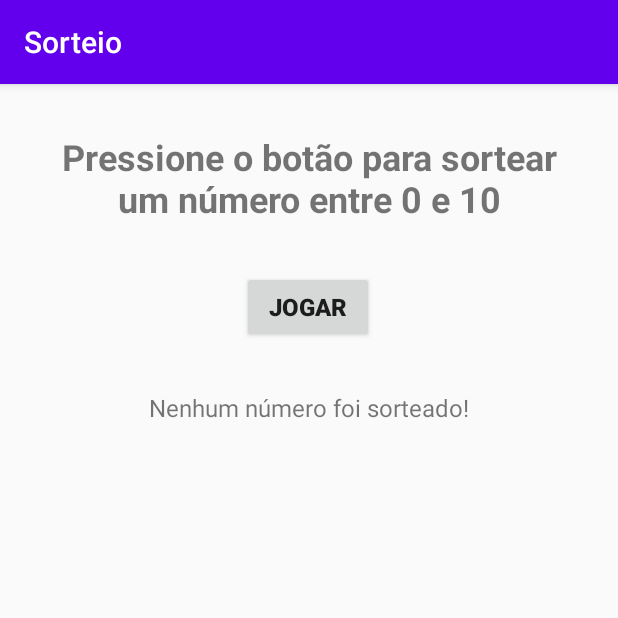
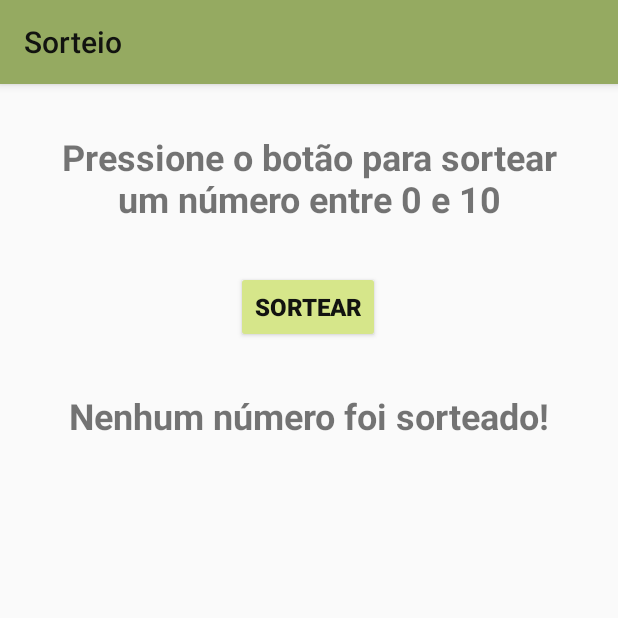
Before and after one commit to FrancielyCalcada/Udemy-Desenvolvimento-Android, an Android app: the screen it shows after launch (MainActivity), on a phone screen of 412 x 824 dp, the top half of it. Run offline under Robolectric (Android 15) with nearby library versions, the light colour scheme and no system bars.

Commit message:
configuracao de orientacao de tela | alteracoes de icone, cores e temas

```diff
--- a/Sorteio/app/src/main/AndroidManifest.xml
+++ b/Sorteio/app/src/main/AndroidManifest.xml
@@ -6,14 +6,16 @@
         android:allowBackup="true"
         android:dataExtractionRules="@xml/data_extraction_rules"
         android:fullBackupContent="@xml/backup_rules"
-        android:icon="@mipmap/ic_launcher"
+        android:icon="@drawable/ic_trevo"
         android:label="@string/app_name"
-        android:roundIcon="@mipmap/ic_launcher_round"
+        android:roundIcon="@drawable/ic_trevo"
         android:supportsRtl="true"
         android:theme="@style/Theme.Sorteio"
         tools:targetApi="31">
         <activity
             android:name=".MainActivity"
+            android:screenOrientation="sensor"
+            android:configChanges="orientation|keyboardHidden|screenSize"
             android:exported="true">
             <intent-filter>
                 <action android:name="android.intent.action.MAIN" />
--- a/Sorteio/app/src/main/res/layout/activity_main.xml
+++ b/Sorteio/app/src/main/res/layout/activity_main.xml
@@ -22,14 +22,15 @@
         app:layout_constraintTop_toTopOf="parent" />
 
     <Button
-        android:id="@+id/btnJogar"
+        android:id="@+id/btnSortear"
         android:layout_width="wrap_content"
         android:layout_height="wrap_content"
         android:layout_marginTop="32dp"
         android:onClick="alterarTexto"
-        android:text="@string/jogar"
+        android:text="@string/sortear"
         android:textSize="16sp"
         android:textStyle="bold"
+        android:backgroundTint="@color/backgroundBtn"
         app:layout_constraintEnd_toEndOf="parent"
         app:layout_constraintHorizontal_bias="0.498"
         app:layout_constraintStart_toStartOf="parent"
@@ -44,9 +45,10 @@
         android:layout_marginEnd="32dp"
         android:text="@string/nenhumNumero"
         android:textAlignment="center"
-        android:textSize="16sp"
+        android:textSize="24sp"
+        android:textStyle="bold"
         app:layout_constraintEnd_toEndOf="parent"
         app:layout_constraintStart_toStartOf="parent"
-        app:layout_constraintTop_toBottomOf="@+id/btnJogar" />
+        app:layout_constraintTop_toBottomOf="@+id/btnSortear" />
 
 </android.support.constraint.ConstraintLayout>
--- a/Sorteio/app/src/main/res/values-night/themes.xml
+++ b/Sorteio/app/src/main/res/values-night/themes.xml
@@ -1,10 +1,7 @@
 <resources xmlns:tools="http://schemas.android.com/tools">
     <!-- Base application theme. -->
     <style name="Theme.Sorteio" parent="Theme.AppCompat.Light.DarkActionBar">
-        <!-- Primary brand color. -->
-        <item name="colorPrimary">@color/purple_200</item>
-        <item name="colorPrimaryDark">@color/purple_700</item>
-        <item name="colorAccent">@color/teal_200</item>
+
         <!-- Customize your theme here. -->
     </style>
 </resources>
--- a/Sorteio/app/src/main/res/values/colors.xml
+++ b/Sorteio/app/src/main/res/values/colors.xml
@@ -1,10 +1,13 @@
 <?xml version="1.0" encoding="utf-8"?>
 <resources>
-    <color name="purple_200">#FFBB86FC</color>
-    <color name="purple_500">#FF6200EE</color>
-    <color name="purple_700">#FF3700B3</color>
-    <color name="teal_200">#FF03DAC5</color>
-    <color name="teal_700">#FF018786</color>
     <color name="black">#FF000000</color>
     <color name="white">#FFFFFFFF</color>
+
+    <!-- Temas do app -->
+    <color name="text">#121310</color>
+    <color name="colorPrimary">#95aa61</color>
+    <color name="colorPrimaryDark">#899752</color>
+    <color name="background">#f6f8ee</color>
+    <color name="backgroundBtn">#d6e68a</color>
+
 </resources>
--- a/Sorteio/app/src/main/res/values/strings.xml
+++ b/Sorteio/app/src/main/res/values/strings.xml
@@ -1,6 +1,6 @@
 <resources>
     <string name="app_name">Sorteio</string>
     <string name="descricaoSortear">Pressione o botão para sortear um número entre 0 e 10</string>
-    <string name="jogar">JOGAR</string>
+    <string name="sortear">SORTEAR</string>
     <string name="nenhumNumero">Nenhum número foi sorteado!</string>
 </resources>
--- a/Sorteio/app/src/main/res/values/themes.xml
+++ b/Sorteio/app/src/main/res/values/themes.xml
@@ -1,10 +1,12 @@
 <resources xmlns:tools="http://schemas.android.com/tools">
     <!-- Base application theme. -->
-    <style name="Theme.Sorteio" parent="Theme.AppCompat.Light.DarkActionBar">
+    <style name="Theme.Sorteio" parent="Theme.AppCompat.Light">
         <!-- Primary brand color. -->
-        <item name="colorPrimary">@color/purple_500</item>
-        <item name="colorPrimaryDark">@color/purple_700</item>
-        <item name="colorAccent">@color/teal_200</item>
+        <item name="colorPrimary">@color/colorPrimary</item>
+        <item name="colorPrimaryDark">@color/colorPrimaryDark</item>
+        <item name="background">@color/background</item>
+        <item name="android:text">@color/text</item>
+        <item name="android:textColorPrimary">@color/text</item>
         <!-- Customize your theme here. -->
     </style>
 </resources>
```
Also changed, not shown: Sorteio/app/src/main/res/drawable/ic_trevo.png (added).
